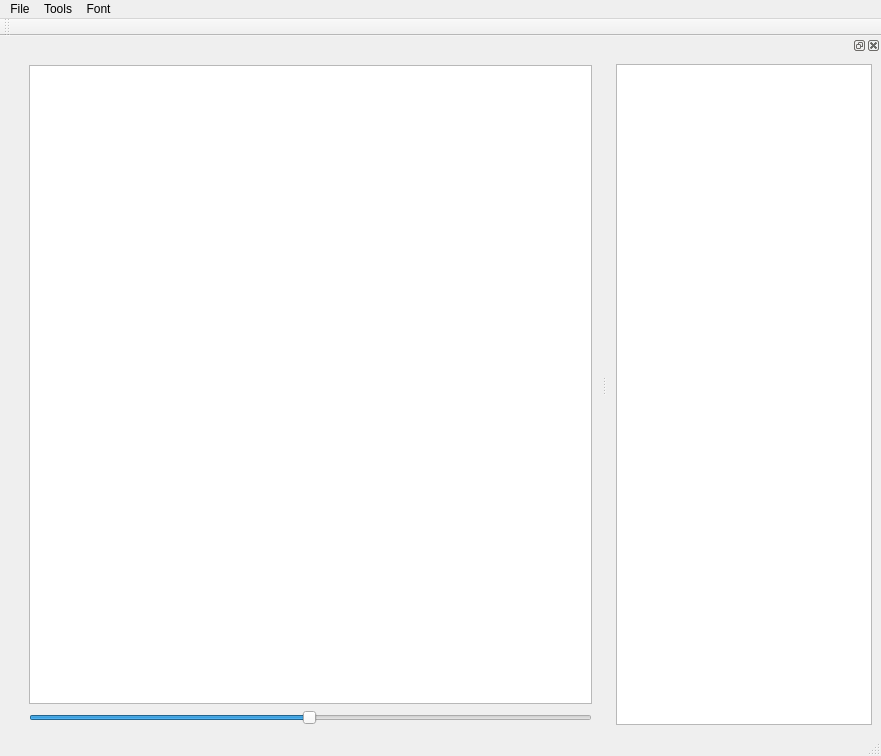
First picture: the form in src/custommainwindow.ui, repository team-earth/anatomy-qt, before the edit.
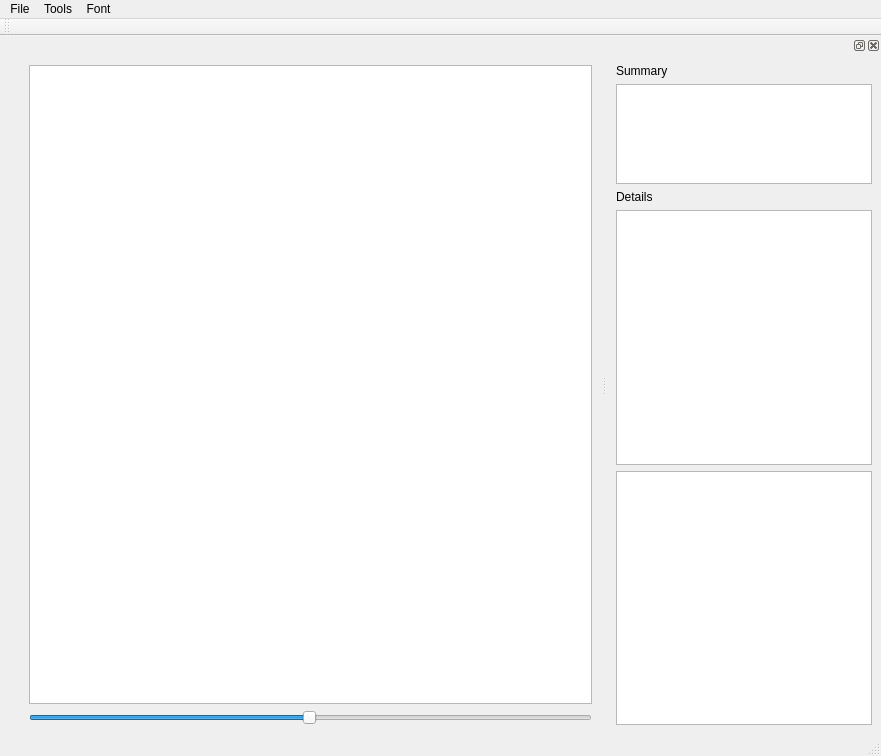
Second picture: the form after the edit. Custom widgets are drawn as their Qt base class.

Commit message: adding details to side ewindow

```diff
--- a/src/custommainwindow.ui
+++ b/src/custommainwindow.ui
@@ -106,7 +106,34 @@
    <widget class="QWidget" name="dockWidgetContents_2">
     <layout class="QVBoxLayout" name="verticalLayout">
      <item>
-      <widget class="MyQTextEdit" name="myQTextEdit"/>
+      <widget class="QLabel" name="label">
+       <property name="text">
+        <string>Summary</string>
+       </property>
+      </widget>
+     </item>
+     <item>
+      <widget class="MyQTextEdit" name="myQTextEdit">
+       <property name="maximumSize">
+        <size>
+         <width>16777215</width>
+         <height>100</height>
+        </size>
+       </property>
+      </widget>
+     </item>
+     <item>
+      <widget class="QLabel" name="label_2">
+       <property name="text">
+        <string>Details</string>
+       </property>
+      </widget>
+     </item>
+     <item>
+      <widget class="QTableView" name="tableView"/>
+     </item>
+     <item>
+      <widget class="QTextEdit" name="textEdit"/>
      </item>
     </layout>
    </widget>
```
The commit also changes 1 other file.
